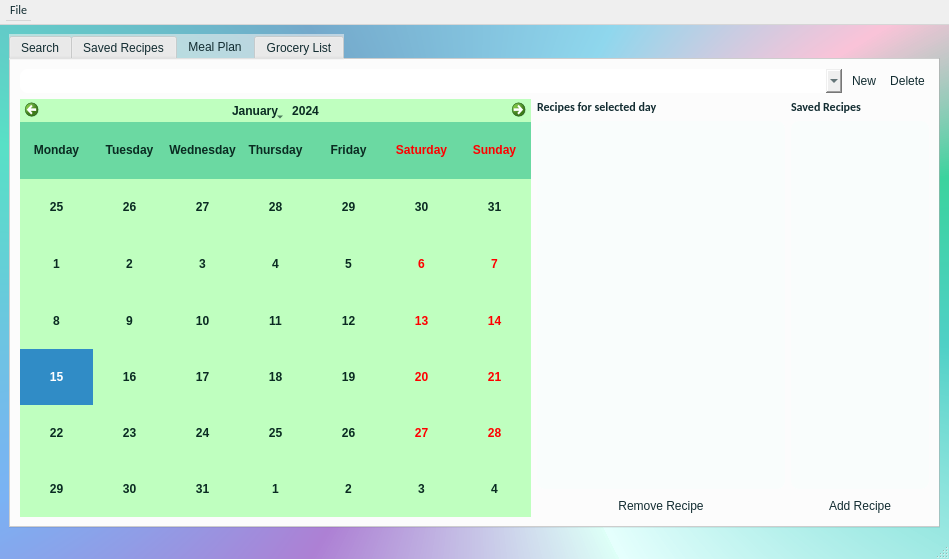
First picture: the form in mainwindow.ui, repository jake-kolk/CPT_S322.Project, before the edit.
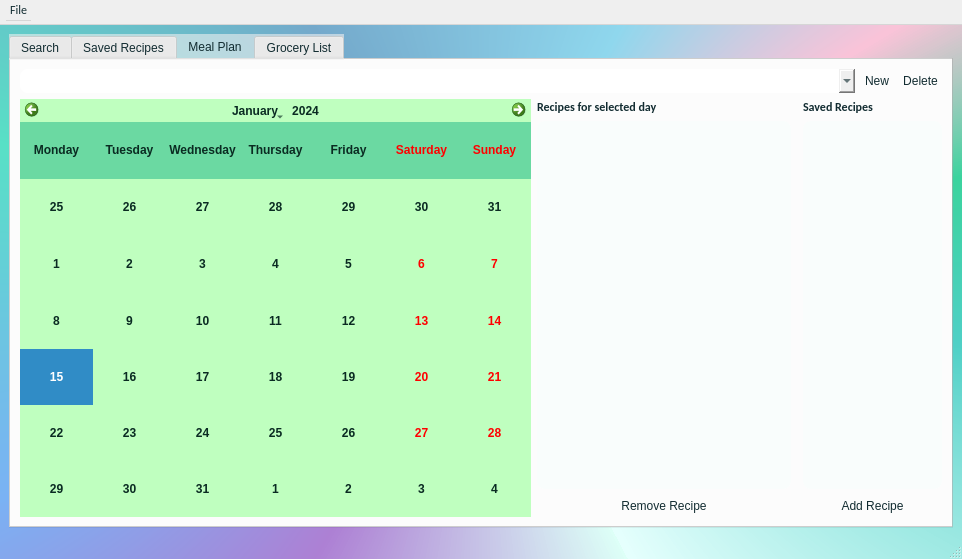
Second picture: the form after the edit. The open tabs and pages were chosen to show the change.

```diff
--- a/mainwindow.ui
+++ b/mainwindow.ui
@@ -6,7 +6,7 @@
    <rect>
     <x>0</x>
     <y>0</y>
-    <width>949</width>
+    <width>962</width>
     <height>559</height>
    </rect>
   </property>
@@ -2294,7 +2294,53 @@
         <string>Meal Plan</string>
        </attribute>
        <layout class="QGridLayout" name="gridLayout_10">
-        <item row="1" column="0" colspan="4">
+        <item row="2" column="3">
+         <widget class="QLabel" name="label_2">
+          <property name="font">
+           <font>
+            <family>Calibri</family>
+            <bold>true</bold>
+           </font>
+          </property>
+          <property name="text">
+           <string>Saved Recipes</string>
+          </property>
+         </widget>
+        </item>
+        <item row="2" column="1">
+         <widget class="QLabel" name="label">
+          <property name="font">
+           <font>
+            <family>Calibri</family>
+            <bold>true</bold>
+           </font>
+          </property>
+          <property name="text">
+           <string>Recipes for selected day</string>
+          </property>
+         </widget>
+        </item>
+        <item row="4" column="1">
+         <widget class="QPushButton" name="mealPlanRemoveRecipeButton">
+          <property name="text">
+           <string>Remove Recipe</string>
+          </property>
+         </widget>
+        </item>
+        <item row="4" column="3" colspan="2">
+         <widget class="QPushButton" name="mealPlanAddRecipeButton">
+          <property name="sizePolicy">
+           <sizepolicy hsizetype="Expanding" vsizetype="Fixed">
+            <horstretch>0</horstretch>
+            <verstretch>0</verstretch>
+           </sizepolicy>
+          </property>
+          <property name="text">
+           <string>Add Recipe</string>
+          </property>
+         </widget>
+        </item>
+        <item row="1" column="0" colspan="5">
          <layout class="QHBoxLayout" name="horizontalLayout" stretch="0,0,0">
           <item>
            <widget class="QComboBox" name="mealPlanSelect">
@@ -2334,52 +2380,6 @@
           </item>
          </layout>
         </item>
-        <item row="3" column="1">
-         <widget class="QListWidget" name="mealPlanSelectedDayRecipesList">
-          <property name="sizePolicy">
-           <sizepolicy hsizetype="Expanding" vsizetype="Expanding">
-            <horstretch>4</horstretch>
-            <verstretch>0</verstretch>
-           </sizepolicy>
-          </property>
-         </widget>
-        </item>
-        <item row="3" column="2" colspan="2">
-         <widget class="QListWidget" name="mealPlanRecipesList">
-          <property name="sizePolicy">
-           <sizepolicy hsizetype="Expanding" vsizetype="Expanding">
-            <horstretch>1</horstretch>
-            <verstretch>2</verstretch>
-           </sizepolicy>
-          </property>
-         </widget>
-        </item>
-        <item row="2" column="1">
-         <widget class="QLabel" name="label">
-          <property name="font">
-           <font>
-            <family>Calibri</family>
-            <bold>true</bold>
-           </font>
-          </property>
-          <property name="text">
-           <string>Recipes for selected day</string>
-          </property>
-         </widget>
-        </item>
-        <item row="2" column="2">
-         <widget class="QLabel" name="label_2">
-          <property name="font">
-           <font>
-            <family>Calibri</family>
-            <bold>true</bold>
-           </font>
-          </property>
-          <property name="text">
-           <string>Saved Recipes</string>
-          </property>
-         </widget>
-        </item>
         <item row="2" column="0" rowspan="3">
          <widget class="QCalendarWidget" name="mealPlanCalender">
           <property name="sizePolicy">
@@ -2437,24 +2437,24 @@
           </property>
          </widget>
         </item>
-        <item row="4" column="1">
-         <widget class="QPushButton" name="mealPlanRemoveRecipeButton">
-          <property name="text">
-           <string>Remove Recipe</string>
+        <item row="3" column="3" colspan="2">
+         <widget class="QListWidget" name="mealPlanRecipesList">
+          <property name="sizePolicy">
+           <sizepolicy hsizetype="Expanding" vsizetype="Expanding">
+            <horstretch>1</horstretch>
+            <verstretch>2</verstretch>
+           </sizepolicy>
           </property>
          </widget>
         </item>
-        <item row="4" column="2" colspan="2">
-         <widget class="QPushButton" name="mealPlanAddRecipeButton">
+        <item row="3" column="1">
+         <widget class="QListWidget" name="mealPlanSelectedDayRecipesList">
           <property name="sizePolicy">
-           <sizepolicy hsizetype="Expanding" vsizetype="Fixed">
-            <horstretch>0</horstretch>
+           <sizepolicy hsizetype="Expanding" vsizetype="Expanding">
+            <horstretch>4</horstretch>
             <verstretch>0</verstretch>
            </sizepolicy>
           </property>
-          <property name="text">
-           <string>Add Recipe</string>
-          </property>
          </widget>
         </item>
        </layout>
@@ -2615,7 +2615,7 @@
     <rect>
      <x>0</x>
      <y>0</y>
-     <width>949</width>
+     <width>962</width>
      <height>25</height>
     </rect>
    </property>
```
Left out of the diff: 6 changed lines with no effect on the pictures.
